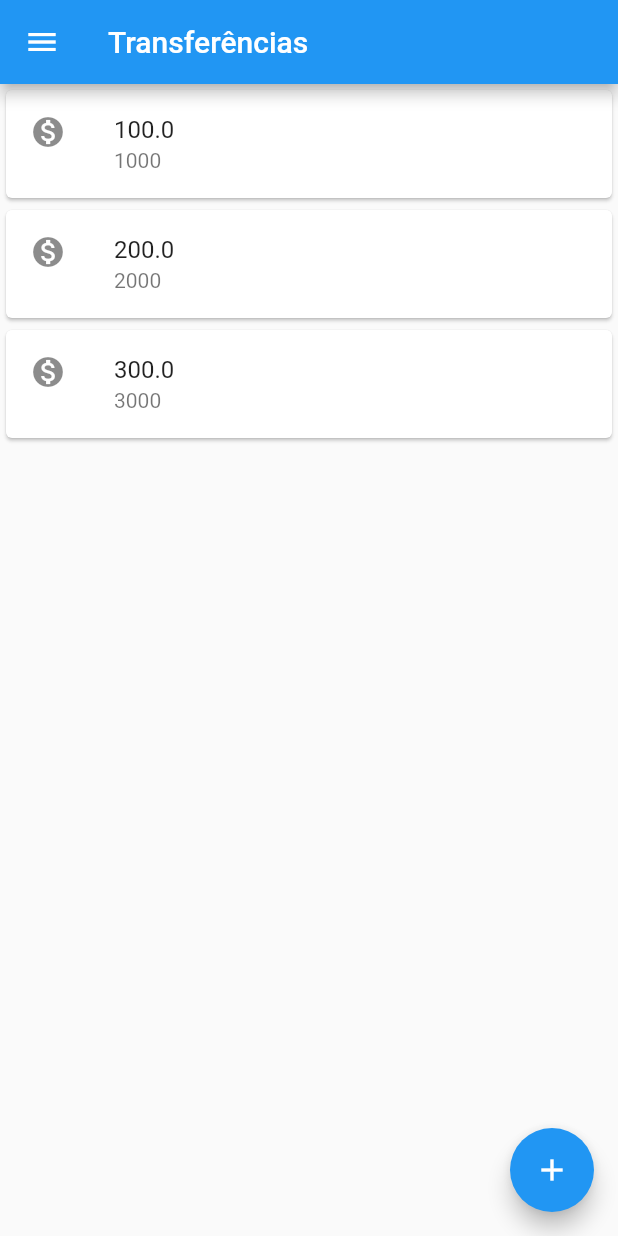
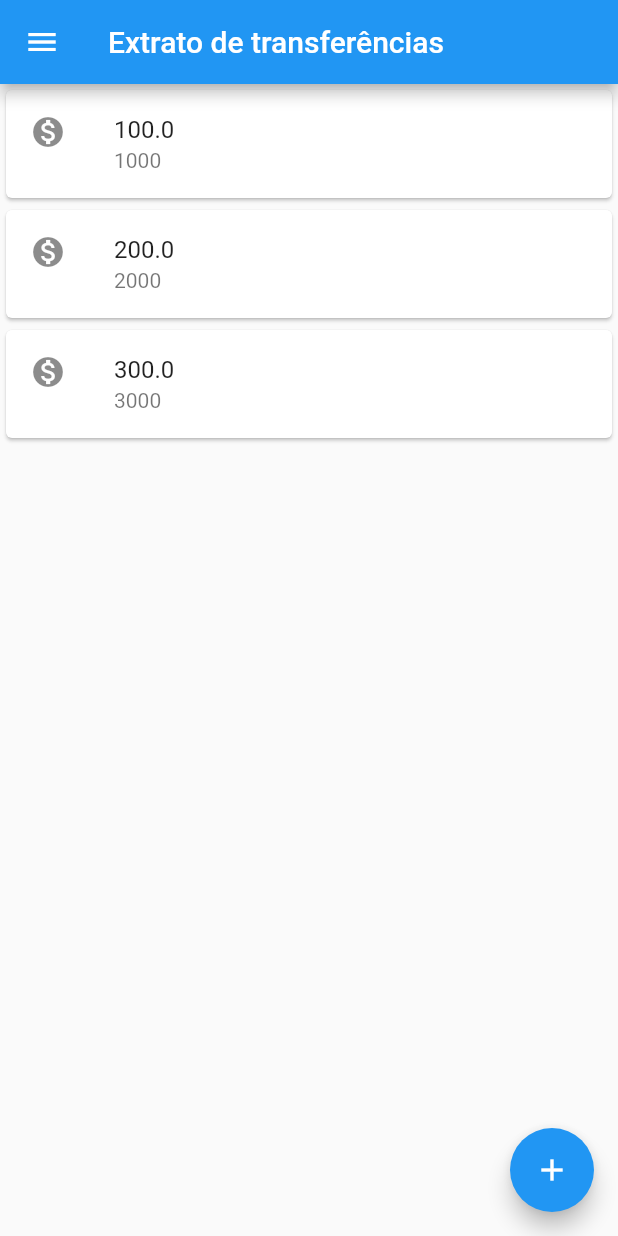
Before and after one commit to lucashenriquecss/Flutter-Projects, a Flutter app: the screen it shows after launch, in the side drawer, after a tap on "Extrato", on a phone screen of 412 x 824 dp. Run offline on Flutter 3.47's test engine with Material 2 defaults, Android fonts, the phone set to English and light mode, and no system bars; our stand-ins replace math_expressions.

```diff
--- a/bytebank/lib/screens/transfer_lists/transfer_list.dart
+++ b/bytebank/lib/screens/transfer_lists/transfer_list.dart
@@ -9,7 +9,7 @@ class ListaTransferencias extends StatelessWidget {
     return Scaffold(
       drawer: NavDrawer(),
       appBar: AppBar(
-        title: Text('Transferências'),
+        title: Text('Extrato de transferências'),
       ),
       body: Column(
         children: <Widget>[
```
